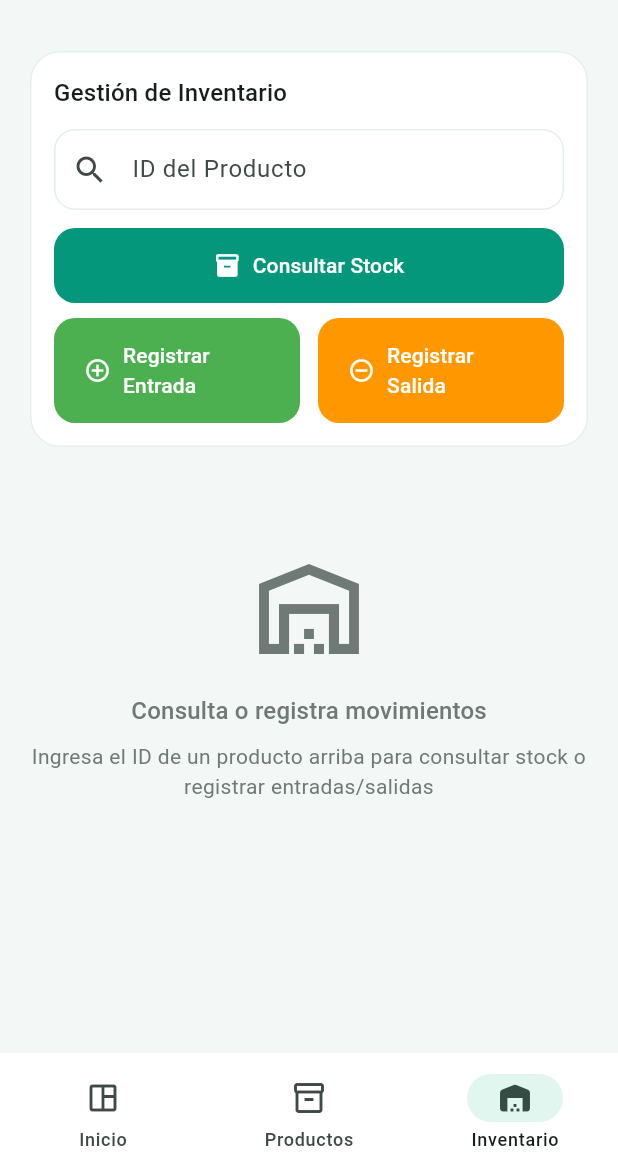
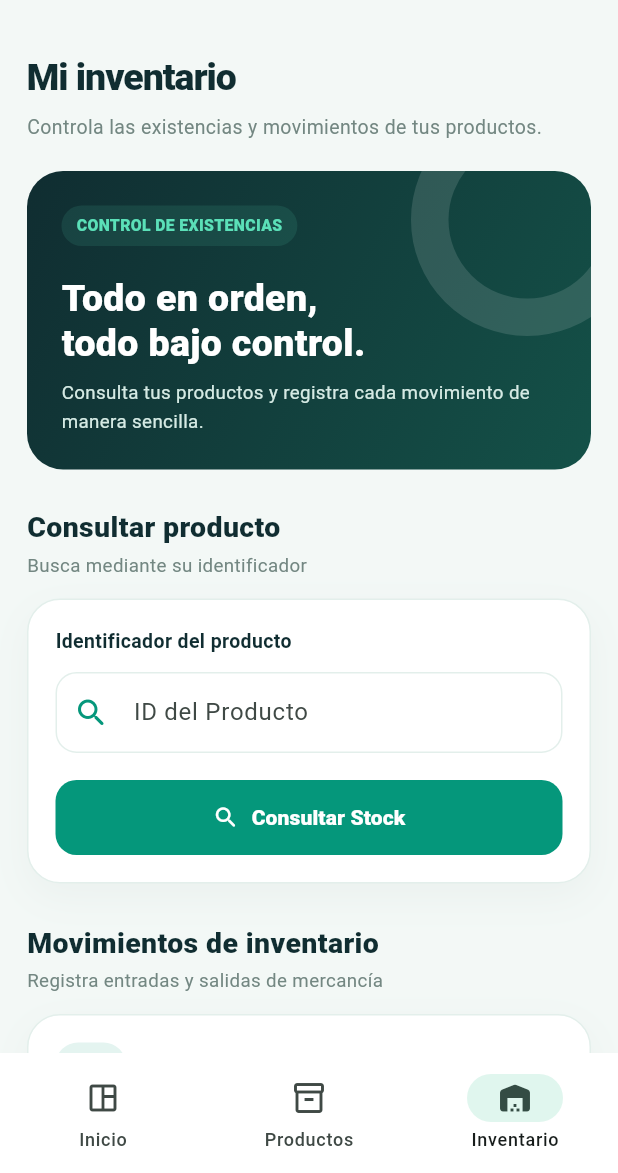
Before and after one commit to ISCOUTB/AS_202620_InvenTrack, a Flutter app: the screen it shows after launch, item 3 of the bottom bar chosen, on a phone screen of 412 x 824 dp, the part 63-1236 px from its top. Run offline on Flutter 3.47's test engine with Material 3 defaults, Android fonts, the phone set to English and light mode, and no system bars; network calls fail.

Commit message:
Rediseñar pantalla de inventario de InvenTrack
Refactor inventory page to improve layout and functionality. Updated product search and registration features, enhanced UI elements, and improved state management.

```diff
--- a/frontend/lib/screens/inventario_page.dart
+++ b/frontend/lib/screens/inventario_page.dart
@@ -3,6 +3,7 @@ import 'package:provider/provider.dart';
 
 import 'package:inventrack/providers/inventario_provider.dart';
 import 'package:inventrack/providers/productos_provider.dart';
+import 'package:inventrack/ui/inventrack_style.dart';
 import 'package:inventrack/widgets/movimiento_card.dart';
 import 'package:inventrack/widgets/movimiento_dialog.dart';
 import 'package:inventrack/widgets/stock_card.dart';
@@ -24,256 +25,480 @@ class _InventarioPageState extends State<InventarioPage> {
     super.dispose();
   }
 
-  String get _productoId => _productoIdController.text.trim();
+  String get _productoId =>
+      _productoIdController.text.trim();
 
   @override
   Widget build(BuildContext context) {
-    final provider = context.watch<InventarioProvider>();
-    final productos = context.watch<ProductosProvider>().productos;
-    final theme = Theme.of(context);
+    final inventario = context.watch<InventarioProvider>();
+    final productos = context.watch<ProductosProvider>()
+        .productos
+        .where((producto) => producto.activo)
+        .toList();
 
-    return SingleChildScrollView(
-      padding: const EdgeInsets.all(16),
-      child: Column(
-        crossAxisAlignment: CrossAxisAlignment.stretch,
-        children: [
-          // Search & actions section
-          Card(
-            child: Padding(
-              padding: const EdgeInsets.all(16),
-              child: Form(
-                key: _formKey,
-                child: Column(
-                  crossAxisAlignment: CrossAxisAlignment.stretch,
-                  children: [
-                    Text(
-                      'Gestión de Inventario',
-                      style: theme.textTheme.titleMedium,
+    return ListView(
+      padding: const EdgeInsets.fromLTRB(18, 20, 18, 35),
+      children: [
+        const Text(
+          'Mi inventario',
+          style: TextStyle(
+            fontSize: 25,
+            fontWeight: FontWeight.w800,
+            color: InvenTrackStyle.ink,
+            letterSpacing: -0.7,
+          ),
+        ),
+        const SizedBox(height: 5),
+        const Text(
+          'Controla las existencias y movimientos de tus productos.',
+          style: TextStyle(
+            fontSize: 13,
+            color: InvenTrackStyle.muted,
+          ),
+        ),
+        const SizedBox(height: 20),
+
+        // Encabezado principal.
+        const _InventoryHero(),
+
+        const SizedBox(height: 25),
+
+        const SectionHeading(
+          'Consultar producto',
+          subtitle: 'Busca mediante su identificador',
+        ),
+        const SizedBox(height: 13),
+
+        SurfacePanel(
+          child: Form(
+            key: _formKey,
+            child: Column(
+              crossAxisAlignment: CrossAxisAlignment.stretch,
+              children: [
+                const Text(
+                  'Identificador del producto',
+                  style: TextStyle(
+                    fontWeight: FontWeight.w700,
+                    fontSize: 13,
+                    color: InvenTrackStyle.ink,
+                  ),
+                ),
+                const SizedBox(height: 11),
+
+                TextFormField(
+                  controller: _productoIdController,
+                  textInputAction: TextInputAction.search,
+                  onFieldSubmitted: (_) => _consultarStock(),
+                  decoration: const InputDecoration(
+                    labelText: 'ID del Producto',
+                    hintText: 'Ej: PROD-001',
+                    prefixIcon: Icon(
+                      Icons.search_rounded,
+                      color: InvenTrackStyle.emerald,
                     ),
-                    const SizedBox(height: 12),
-                    TextFormField(
-                      controller: _productoIdController,
-                      decoration: const InputDecoration(
-                        labelText: 'ID del Producto',
-                        hintText: 'Ingresa el ID del producto (ej: PROD-001)',
-                        prefixIcon: Icon(Icons.search),
-                        border: OutlineInputBorder(),
-                      ),
-                      textInputAction: TextInputAction.search,
-                      onFieldSubmitted: (_) => _consultarStock(),
-                      validator: (value) {
-                        if (value == null || value.trim().isEmpty) {
-                          return 'Ingresa un ID de producto';
-                        }
-                        return null;
-                      },
+                  ),
+                  validator: (value) {
+                    if (value == null ||
+                        value.trim().isEmpty) {
+                      return 'Ingresa un ID de producto';
+                    }
+                    return null;
+                  },
+                ),
+
+                if (productos.isNotEmpty) ...[
+                  const SizedBox(height: 17),
+                  const Text(
+                    'PRODUCTOS DISPONIBLES',
+                    style: TextStyle(
+                      fontSize: 10.5,
+                      fontWeight: FontWeight.w800,
+                      letterSpacing: 1,
+                      color: InvenTrackStyle.muted,
                     ),
-                    if (productos.isNotEmpty) ...[
-                      const SizedBox(height: 10),
-                      Wrap(
-                        spacing: 8,
-                        runSpacing: 4,
-                        children: productos
-                            .where((p) => p.activo)
-                            .map(
-                              (p) => ActionChip(
-                                avatar: const Icon(Icons.tag, size: 16),
-                                label: Text('${p.id} · ${p.nombre}'),
-                                onPressed: () {
-                                  _productoIdController.text = p.id;
-                                  _consultarStock();
-                                },
-                              ),
-                            )
-                            .toList(),
-                      ),
-                    ],
-                    const SizedBox(height: 12),
-                    FilledButton.icon(
-                      onPressed:
-                          provider.isLoading ? null : _consultarStock,
-                      icon: const Icon(Icons.inventory),
-                      label: const Text('Consultar Stock'),
-                    ),
-                    const SizedBox(height: 10),
-                    Row(
-                      children: [
-                        Expanded(
-                          child: FilledButton.icon(
-                            onPressed: provider.isLoading
-                                ? null
-                                : () => _registrarMovimiento(
-                                      context,
-                                      'Registrar Entrada',
-                                      true,
-                                    ),
-                            icon: const Icon(Icons.add_circle_outline),
-                            label: const Text('Registrar Entrada'),
-                            style: FilledButton.styleFrom(
-                              backgroundColor: Colors.green,
-                              foregroundColor: Colors.white,
-                            ),
+                  ),
+                  const SizedBox(height: 9),
+                  Wrap(
+                    spacing: 7,
+                    runSpacing: 7,
+                    children: productos.map((producto) {
+                      return ActionChip(
+                        avatar: const Icon(
+                          Icons.tag_rounded,
+                          size: 15,
+                          color: InvenTrackStyle.emerald,
+                        ),
+                        label: Text(
+                          '${producto.id} · ${producto.nombre}',
+                          style: const TextStyle(
+                            fontSize: 11.5,
                           ),
                         ),
-                        const SizedBox(width: 12),
-                        Expanded(
-                          child: FilledButton.icon(
-                            onPressed: provider.isLoading
-                                ? null
-                                : () => _registrarMovimiento(
-                                      context,
-                                      'Registrar Salida',
-                                      false,
-                                    ),
-                            icon: const Icon(Icons.remove_circle_outline),
-                            label: const Text('Registrar Salida'),
-                            style: FilledButton.styleFrom(
-                              backgroundColor: Colors.orange,
-                              foregroundColor: Colors.white,
-                            ),
-                          ),
+                        backgroundColor:
+                            InvenTrackStyle.mint,
+                        side: BorderSide.none,
+                        shape: RoundedRectangleBorder(
+                          borderRadius:
+                              BorderRadius.circular(12),
                         ),
-                      ],
+                        onPressed: inventario.isLoading
+                            ? null
+                            : () {
+                                _productoIdController.text =
+                                    producto.id;
+                                _consultarStock();
+                              },
+                      );
+                    }).toList(),
+                  ),
+                ],
+
+                const SizedBox(height: 18),
+
+                FilledButton.icon(
+                  onPressed: inventario.isLoading
+                      ? null
+                      : _consultarStock,
+                  icon: const Icon(
+                    Icons.search_rounded,
+                  ),
+                  label: const Text(
+                    'Consultar Stock',
+                    style: TextStyle(
+                      fontWeight: FontWeight.w800,
                     ),
-                  ],
+                  ),
                 ),
-              ),
+              ],
             ),
           ),
-          const SizedBox(height: 16),
+        ),
 
-          // Loading indicator
-          if (provider.isLoading)
-            const Center(
-              child: Padding(
-                padding: EdgeInsets.all(24),
-                child: CircularProgressIndicator(),
-              ),
-            ),
+        const SizedBox(height: 26),
 
-          // Stock card
-          if (provider.stockActual != null && !provider.isLoading) ...[
-            StockCard(stock: provider.stockActual!),
-            const SizedBox(height: 16),
-          ],
+        const SectionHeading(
+          'Movimientos de inventario',
+          subtitle: 'Registra entradas y salidas de mercancía',
+        ),
+        const SizedBox(height: 13),
 
-          // Recent movements
-          if (provider.movimientosRecientes.isNotEmpty) ...[
-            Text(
-              'Movimientos Recientes',
-              style: theme.textTheme.titleMedium,
-            ),
-            const SizedBox(height: 8),
-            ...provider.movimientosRecientes.map(
-              (mov) => Padding(
-                padding: const EdgeInsets.only(bottom: 8),
-                child: MovimientoCard(movimiento: mov),
-              ),
-            ),
-          ],
-
-          // Empty state for inventory
-          if (!provider.isLoading &&
-              provider.stockActual == null &&
-              provider.movimientosRecientes.isEmpty)
-            Padding(
-              padding: const EdgeInsets.symmetric(vertical: 48),
-              child: Column(
+        SurfacePanel(
+          child: Column(
+            crossAxisAlignment: CrossAxisAlignment.stretch,
+            children: [
+              const Row(
                 children: [
-                  Icon(
-                    Icons.warehouse_outlined,
-                    size: 80,
-                    color: theme.colorScheme.outline,
+                  SoftIcon(
+                    Icons.swap_vert_rounded,
+                    size: 47,
                   ),
-                  const SizedBox(height: 16),
-                  Text(
-                    'Consulta o registra movimientos',
-                    style: theme.textTheme.titleMedium?.copyWith(
-                      color: theme.colorScheme.outline,
-                    ),
-                  ),
-                  const SizedBox(height: 8),
-                  Text(
-                    'Ingresa el ID de un producto arriba para consultar stock o registrar entradas/salidas',
-                    textAlign: TextAlign.center,
-                    style: theme.textTheme.bodyMedium?.copyWith(
-                      color: theme.colorScheme.outline,
+                  SizedBox(width: 12),
+                  Expanded(
+                    child: Text(
+                      'Registrar movimiento',
+                      style: TextStyle(
+                        fontSize: 15,
+                        fontWeight: FontWeight.w800,
+                        color: InvenTrackStyle.ink,
+                      ),
                     ),
                   ),
                 ],
               ),
+              const SizedBox(height: 9),
+              const Text(
+                'Primero selecciona un producto mediante su ID. Después registra la cantidad.',
+                style: TextStyle(
+                  color: InvenTrackStyle.muted,
+                  fontSize: 12,
+                  height: 1.5,
+                ),
+              ),
+              const SizedBox(height: 17),
+
+              // Entrada.
+              FilledButton.icon(
+                onPressed: inventario.isLoading
+                    ? null
+                    : () => _registrarMovimiento(
+                          'Registrar Entrada',
+                          true,
+                        ),
+                style: FilledButton.styleFrom(
+                  backgroundColor:
+                      InvenTrackStyle.emerald,
+                  foregroundColor: Colors.white,
+                ),
+                icon: const Icon(
+                  Icons.add_circle_outline_rounded,
+                ),
+                label: const Text(
+                  'Registrar Entrada',
+                  style: TextStyle(
+                    fontWeight: FontWeight.w800,
+                  ),
+                ),
+              ),
+              const SizedBox(height: 10),
+
+              // Salida.
+              FilledButton.icon(
+                onPressed: inventario.isLoading
+                    ? null
+                    : () => _registrarMovimiento(
+                          'Registrar Salida',
+                          false,
+                        ),
+                style: FilledButton.styleFrom(
+                  backgroundColor:
+                      InvenTrackStyle.orange,
+                  foregroundColor: Colors.white,
+                ),
+                icon: const Icon(
+                  Icons.remove_circle_outline_rounded,
+                ),
+                label: const Text(
+                  'Registrar Salida',
+                  style: TextStyle(
+                    fontWeight: FontWeight.w800,
+                  ),
+                ),
+              ),
+            ],
+          ),
+        ),
+
+        if (inventario.isLoading) ...[
+          const SizedBox(height: 20),
+          const Center(
+            child: CircularProgressIndicator(),
+          ),
+        ],
+
+        if (inventario.hasError) ...[
+          const SizedBox(height: 16),
+          SurfacePanel(
+            child: Row(
+              children: [
+                const Icon(
+                  Icons.info_outline_rounded,
+                  color: InvenTrackStyle.orange,
+                ),
+                const SizedBox(width: 12),
+                Expanded(
+                  child: Text(
+                    inventario.errorMessage ??
+                        'Ocurrió un error.',
+                    style: const TextStyle(
+                      fontSize: 12,
+                      color: InvenTrackStyle.ink,
+                    ),
+                  ),
+                ),
+              ],
             ),
+          ),
         ],
-      ),
+
+        // Existencias consultadas.
+        if (inventario.stockActual != null &&
+            !inventario.isLoading) ...[
+          const SizedBox(height: 26),
+          const SectionHeading(
+            'Existencias actuales',
+            subtitle: 'Resultado de la última consulta',
+          ),
+          const SizedBox(height: 12),
+          StockCard(stock: inventario.stockActual!),
+        ],
+
+        // Historial reciente.
+        if (inventario.movimientosRecientes.isNotEmpty) ...[
+          const SizedBox(height: 26),
+          SectionHeading(
+            'Movimientos recientes',
+            subtitle:
+                '${inventario.movimientosRecientes.length} operaciones registradas en esta sesión',
+          ),
+          const SizedBox(height: 12),
+          ...inventario.movimientosRecientes.map(
+            (movimiento) => Padding(
+              padding: const EdgeInsets.only(bottom: 10),
+              child: MovimientoCard(
+                movimiento: movimiento,
+              ),
+            ),
+          ),
+        ],
+
+        // Estado sin consultas.
+        if (!inventario.isLoading &&
+            inventario.stockActual == null &&
+            inventario.movimientosRecientes.isEmpty &&
+            !inventario.hasError) ...[
+          const SizedBox(height: 24),
+          const EmptyPanel(
+            icon: Icons.warehouse_outlined,
+            title: 'Tu inventario está listo',
+            subtitle:
+                'Selecciona un producto para consultar sus existencias o registrar un movimiento.',
+          ),
+        ],
+      ],
     );
   }
 
   Future<void> _consultarStock() async {
-    if (!_formKey.currentState!.validate()) return;
+    if (!(_formKey.currentState?.validate() ?? false)) {
+      return;
+    }
 
+    final provider = context.read<InventarioProvider>();
     final messenger = ScaffoldMessenger.of(context);
-    final errorColor = Theme.of(context).colorScheme.error;
-    final provider = context.read<InventarioProvider>();
+    final productoId = _productoId;
 
-    final stock = await provider.consultarStock(_productoId);
+    final stock = await provider.consultarStock(productoId);
+
     if (!mounted) return;
 
     if (stock == null && provider.hasError) {
       messenger.showSnackBar(
         SnackBar(
-          content: Text(provider.errorMessage!),
           behavior: SnackBarBehavior.floating,
-          backgroundColor: errorColor,
+          backgroundColor: InvenTrackStyle.orange,
+          content: Text(
+            provider.errorMessage ??
+                'No se pudo consultar el producto.',
+          ),
         ),
       );
     }
   }
 
   Future<void> _registrarMovimiento(
-    BuildContext context,
     String titulo,
     bool esEntrada,
   ) async {
-    if (!_formKey.currentState!.validate()) return;
+    if (!(_formKey.currentState?.validate() ?? false)) {
+      return;
+    }
 
+    final provider = context.read<InventarioProvider>();
     final messenger = ScaffoldMessenger.of(context);
-    final errorColor = Theme.of(context).colorScheme.error;
-    final provider = context.read<InventarioProvider>();
+    final productoId = _productoId;
 
     final cantidad = await showDialog<int>(
       context: context,
-      builder: (_) => MovimientoDialog(titulo: titulo),
+      builder: (_) => MovimientoDialog(
+        titulo: titulo,
+      ),
     );
 
     if (cantidad == null || !mounted) return;
 
     final resultado = esEntrada
-        ? await provider.registrarEntrada(_productoId, cantidad)
-        : await provider.registrarSalida(_productoId, cantidad);
+        ? await provider.registrarEntrada(
+            productoId,
+            cantidad,
+          )
+        : await provider.registrarSalida(
+            productoId,
+            cantidad,
+          );
 
     if (!mounted) return;
 
     if (resultado != null) {
       messenger.showSnackBar(
         SnackBar(
+          behavior: SnackBarBehavior.floating,
+          backgroundColor: InvenTrackStyle.deepGreen,
           content: Text(
             esEntrada
                 ? 'Entrada de ${resultado.cantidad} unidades registrada (stock: ${resultado.stockFinal})'
                 : 'Salida de ${resultado.cantidad} unidades registrada (stock: ${resultado.stockFinal})',
           ),
-          behavior: SnackBarBehavior.floating,
         ),
       );
     } else {
       messenger.showSnackBar(
         SnackBar(
+          behavior: SnackBarBehavior.floating,
+          backgroundColor: InvenTrackStyle.orange,
           content: Text(
-            provider.errorMessage ?? 'No se pudo registrar el movimiento',
+            provider.errorMessage ??
+                'No se pudo registrar el movimiento.',
           ),
-          behavior: SnackBarBehavior.floating,
-          backgroundColor: errorColor,
         ),
       );
     }
   }
 }
+
+// Tarjeta destacada superior.
+class _InventoryHero extends StatelessWidget {
+  const _InventoryHero();
+
+  @override
+  Widget build(BuildContext context) {
+    return Container(
+      decoration: BoxDecoration(
+        gradient: InvenTrackStyle.heroGradient,
+        borderRadius: BorderRadius.circular(24),
+      ),
+      child: ClipRRect(
+        borderRadius: BorderRadius.circular(24),
+        child: Stack(
+          children: [
+            Positioned(
+              top: -45,
+              right: -35,
+              child: Container(
+                width: 155,
+                height: 155,
+                decoration: BoxDecoration(
+                  shape: BoxShape.circle,
+                  border: Border.all(
+                    color: const Color(0x20FFFFFF),
+                    width: 25,
+                  ),
+                ),
+              ),
+            ),
+            const Padding(
+              padding: EdgeInsets.all(23),
+              child: Column(
+                crossAxisAlignment: CrossAxisAlignment.start,
+                children: [
+                  StatusTag(
+                    'CONTROL DE EXISTENCIAS',
+                    color: Color(0xFF5BE0B8),
+                  ),
+                  SizedBox(height: 19),
+                  Text(
+                    'Todo en orden,\ntodo bajo control.',
+                    style: TextStyle(
+                      color: Colors.white,
+                      fontSize: 25,
+                      fontWeight: FontWeight.w800,
+                      height: 1.2,
+                    ),
+                  ),
+                  SizedBox(height: 9),
+                  Text(
+                    'Consulta tus productos y registra cada movimiento de manera sencilla.',
+                    style: TextStyle(
+                      color: Color(0xFFD5EAE4),
+                      fontSize: 12.5,
+                      height: 1.5,
+                    ),
+                  ),
+                ],
+              ),
+            ),
+          ],
+        ),
+      ),
+    );
+  }
+}
```
